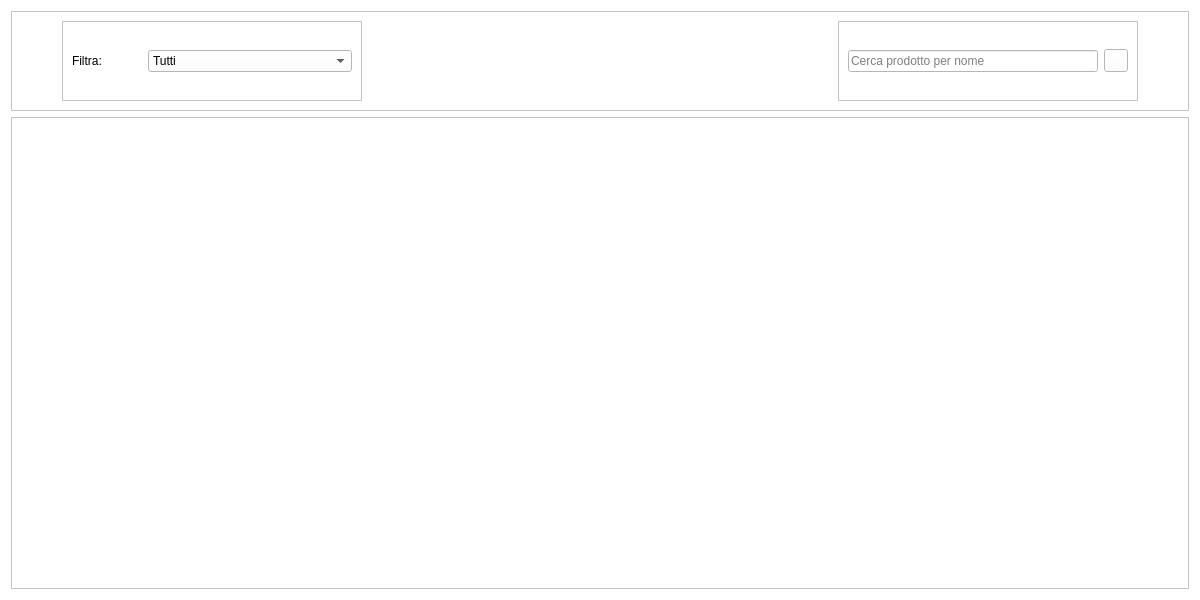
First picture: the form in projectIS/listaprodotti/view/vistaListaProdotti.ui, repository chritianchiappa/progetto_panificio, before the edit.
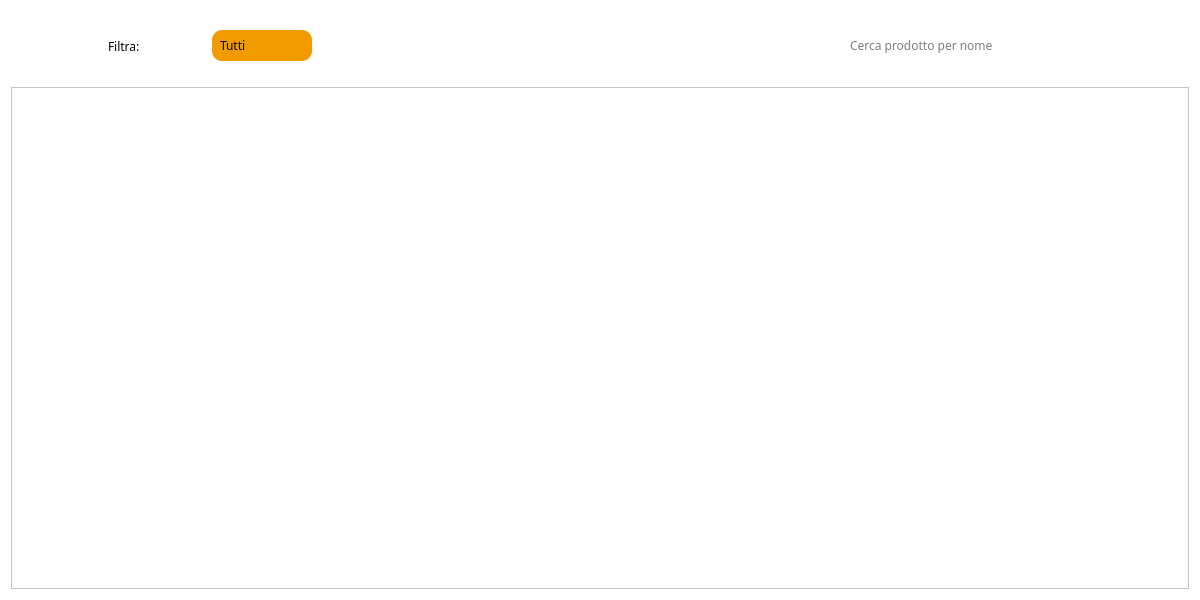
Second picture: the form after the edit. Icons and pictures are not drawn.

Patch:
```diff
--- a/projectIS/listaprodotti/view/vistaListaProdotti.ui
+++ b/projectIS/listaprodotti/view/vistaListaProdotti.ui
@@ -34,9 +34,14 @@
      <property name="maximumSize">
       <size>
        <width>16777215</width>
-       <height>100</height>
+       <height>70</height>
       </size>
      </property>
+     <property name="styleSheet">
+      <string notr="true">border:none;
+
+color:black;</string>
+     </property>
      <property name="frameShape">
       <enum>QFrame::StyledPanel</enum>
      </property>
@@ -71,7 +76,8 @@
          </size>
         </property>
         <property name="styleSheet">
-         <string notr="true">color: rgb(0, 0, 0);</string>
+         <string notr="true">border:none;
+</string>
         </property>
         <property name="frameShape">
          <enum>QFrame::StyledPanel</enum>
@@ -84,10 +90,15 @@
           <widget class="QLabel" name="label">
            <property name="maximumSize">
             <size>
-             <width>70</width>
+             <width>60</width>
              <height>16777215</height>
             </size>
            </property>
+           <property name="font">
+            <font>
+             <family>Tiro Kannada</family>
+            </font>
+           </property>
            <property name="text">
             <string>Filtra:</string>
            </property>
@@ -95,8 +106,56 @@
          </item>
          <item>
           <widget class="QComboBox" name="filtro_prodotti">
+           <property name="minimumSize">
+            <size>
+             <width>0</width>
+             <height>25</height>
+            </size>
+           </property>
+           <property name="maximumSize">
+            <size>
+             <width>100</width>
+             <height>16777215</height>
+            </size>
+           </property>
+           <property name="font">
+            <font>
+             <family>Tiro Kannada</family>
+            </font>
+           </property>
+           <property name="cursor">
+            <cursorShape>PointingHandCursor</cursorShape>
+           </property>
            <property name="styleSheet">
-            <string notr="true">color:black;</string>
+            <string notr="true">QComboBox {
+    background-color: rgb(242, 155, 0);
+    color:black;
+    border: none;
+    border-radius: 10px;
+   padding-top:6px;
+   padding-bottom:6px;
+   padding-left:8px;
+   
+}
+QComboBox QAbstractItemView {
+    selection-background-color: rgb(242, 155, 0);
+    selection-color: #ffffff;
+    
+}
+QComboBox QAbstractItemView::item:hover {
+    background-color: rgb(242, 155, 0);
+
+}
+QComboBox::drop-down {
+    border: none;
+}
+QComboBox::down-arrow {
+    
+	image: url(:/icone/icone/freccia.png);
+    padding-right:8px;
+    width: 13px; 
+    height: 13px;
+}</string>
            </property>
            <property name="placeholderText">
             <string/>
@@ -154,8 +213,15 @@
         <layout class="QHBoxLayout" name="horizontalLayout_3">
          <item>
           <widget class="QLineEdit" name="cerca_prodotto">
+           <property name="font">
+            <font>
+             <family>Tiro Kannada</family>
+            </font>
+           </property>
            <property name="styleSheet">
-            <string notr="true">color: rgb(0, 0, 0);</string>
+            <string notr="true">QLineEdit:focus{
+border-bottom:2px solid rgb(242, 155, 0);
+}</string>
            </property>
            <property name="placeholderText">
             <string>Cerca prodotto per nome</string>
@@ -167,6 +233,9 @@
            <property name="cursor">
             <cursorShape>PointingHandCursor</cursorShape>
            </property>
+           <property name="styleSheet">
+            <string notr="true"/>
+           </property>
            <property name="text">
             <string/>
            </property>
@@ -199,7 +268,7 @@
         <x>0</x>
         <y>0</y>
         <width>1178</width>
-        <height>472</height>
+        <height>502</height>
        </rect>
       </property>
       <layout class="QGridLayout" name="gridLayout"/>
```
